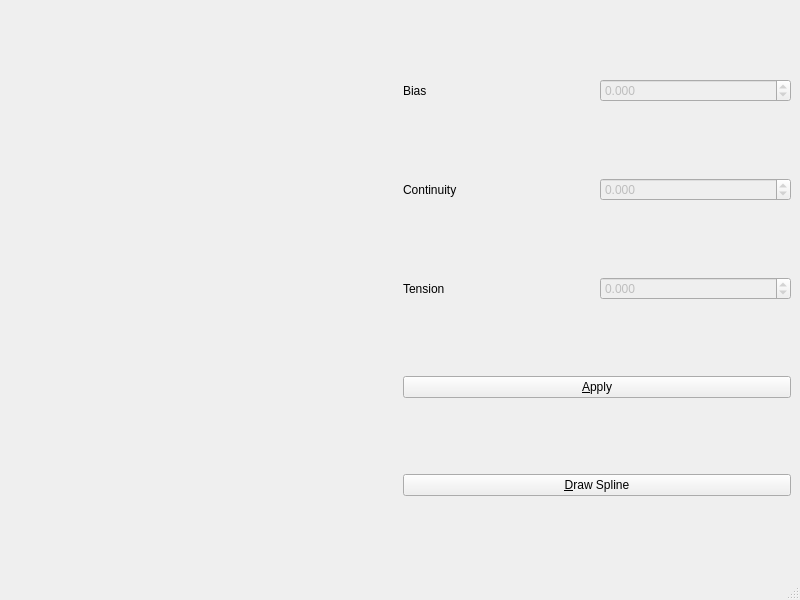
First picture: the form in mainwindow.ui, repository zlv/spline_editor_for_unigine_test, before the edit.
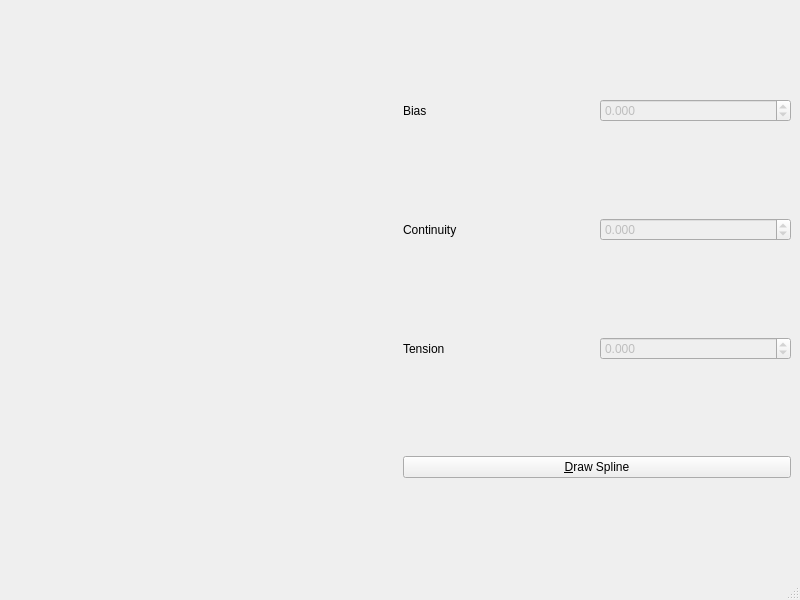
Second picture: the form after the edit.

The edit to the form file:
```diff
--- a/mainwindow.ui
+++ b/mainwindow.ui
@@ -101,13 +101,6 @@
         </item>
        </layout>
       </item>
-      <item>
-       <widget class="QPushButton" name="applyButton">
-        <property name="text">
-         <string>&amp;Apply</string>
-        </property>
-       </widget>
-      </item>
       <item>
        <widget class="QPushButton" name="drawButton">
         <property name="text">
```
